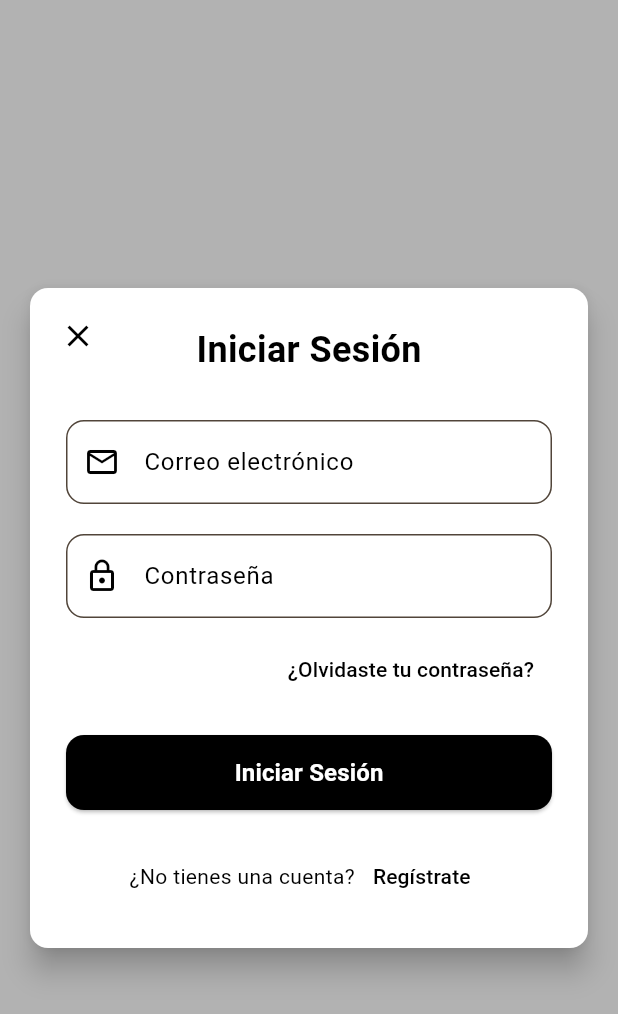
After one commit to carloss4dv/barrera_cero_flutter, a Flutter app: the LoginPage screen opened directly, on a phone screen of 412 x 824 dp. The commit adds this screen. Shown: the top 1014 px of the screen. Run offline on Flutter 3.47's test engine with Material 3 defaults, Android fonts, the phone set to English and light mode, and no system bars; our stand-ins replace flutter_bloc, flutter_map, freezed_annotation, get_it, latlong2, result_dart; missing offline and left inert: result_type; statements that could not run were skipped.

Commit message:
login page implemented

```diff
--- a/lib/features/map/presentation/widgets/accessibility_filter.dart
+++ b/lib/features/map/presentation/widgets/accessibility_filter.dart
@@ -1,4 +1,5 @@
 import 'package:flutter/material.dart';
+import '../../../../pages/login_page.dart';
 
 class AccessibilityFilter extends StatefulWidget {
   final Function(int) onFilterChanged;
@@ -70,7 +71,14 @@ class _AccessibilityFilterState extends State<AccessibilityFilter> {
                 ),
                 child: TextButton(
                   onPressed: () {
-                    // TODO: Implement login functionality
+                    Navigator.of(context).push(
+                      PageRouteBuilder(
+                        opaque: false,
+                        pageBuilder: (BuildContext context, _, __) {
+                          return const LoginPage();
+                        },
+                      ),
+                    );
                   },
                   child: const Text(
                     'Iniciar sesión',
--- /dev/null
+++ b/lib/pages/login_page.dart
@@ -0,0 +1,144 @@
+import 'package:flutter/material.dart';
+import 'dart:ui';
+
+class LoginPage extends StatelessWidget {
+  const LoginPage({Key? key}) : super(key: key);
+
+  @override
+  Widget build(BuildContext context) {
+    return Scaffold(
+      backgroundColor: Colors.transparent,
+      body: Stack(
+        children: [
+          // Blurred background
+          BackdropFilter(
+            filter: ImageFilter.blur(sigmaX: 5, sigmaY: 5),
+            child: Container(
+              color: Colors.black.withOpacity(0.3),
+            ),
+          ),
+          // Login content
+          Center(
+            child: Card(
+              color: Colors.white,
+              margin: const EdgeInsets.all(20),
+              elevation: 8,
+              child: Stack(
+                children: [
+                  // Close button
+                  Positioned(
+                    top: 8,
+                    left: 8,
+                    child: IconButton(
+                      icon: const Icon(Icons.close, color: Colors.black, size: 24),
+                      onPressed: () => Navigator.of(context).pop(),
+                    ),
+                  ),
+                  // Content
+                  Padding(
+                    padding: const EdgeInsets.all(24.0),
+                    child: ConstrainedBox(
+                      constraints: const BoxConstraints(maxWidth: 400),
+                      child: Column(
+                        mainAxisSize: MainAxisSize.min,
+                        children: [
+                          const Text(
+                            'Iniciar Sesión',
+                            style: TextStyle(
+                              fontSize: 24,
+                              fontWeight: FontWeight.bold,
+                              color: Colors.black,
+                            ),
+                          ),
+                          const SizedBox(height: 30),
+                          TextFormField(
+                            style: const TextStyle(color: Colors.black),
+                            decoration: InputDecoration(
+                              labelText: 'Correo electrónico',
+                              labelStyle: const TextStyle(color: Colors.black),
+                              prefixIcon: const Icon(Icons.email_outlined, color: Colors.black),
+                              border: OutlineInputBorder(
+                                borderRadius: BorderRadius.circular(12),
+                              ),
+                              fillColor: Colors.white,
+                              filled: true,
+                            ),
+                          ),
+                          const SizedBox(height: 20),
+                          TextFormField(
+                            style: const TextStyle(color: Colors.black),
+                            obscureText: true,
+                            decoration: InputDecoration(
+                              labelText: 'Contraseña',
+                              labelStyle: const TextStyle(color: Colors.black),
+                              prefixIcon: const Icon(Icons.lock_outline, color: Colors.black),
+                              border: OutlineInputBorder(
+                                borderRadius: BorderRadius.circular(12),
+                              ),
+                              fillColor: Colors.white,
+                              filled: true,
+                            ),
+                          ),
+                          const SizedBox(height: 10),
+                          Align(
+                            alignment: Alignment.centerRight,
+                            child: TextButton(
+                              onPressed: () {},
+                              child: const Text(
+                                '¿Olvidaste tu contraseña?',
+                                style: TextStyle(color: Colors.black),
+                              ),
+                            ),
+                          ),
+                          const SizedBox(height: 20),
+                          SizedBox(
+                            width: double.infinity,
+                            height: 50,
+                            child: ElevatedButton(
+                              onPressed: () {},
+                              style: ElevatedButton.styleFrom(
+                                foregroundColor: Colors.white,
+                                backgroundColor: Colors.black,
+                                shape: RoundedRectangleBorder(
+                                  borderRadius: BorderRadius.circular(12),
+                                ),
+                              ),
+                              child: const Text(
+                                'Iniciar Sesión',
+                                style: TextStyle(
+                                  fontSize: 16,
+                                  fontWeight: FontWeight.bold,
+                                ),
+                              ),
+                            ),
+                          ),
+                          const SizedBox(height: 20),
+                          Row(
+                            mainAxisAlignment: MainAxisAlignment.center,
+                            children: [
+                              const Text(
+                                '¿No tienes una cuenta?',
+                                style: TextStyle(color: Colors.black),
+                              ),
+                              TextButton(
+                                onPressed: () {},
+                                child: const Text(
+                                  'Regístrate',
+                                  style: TextStyle(color: Colors.black),
+                                ),
+                              ),
+                            ],
+                          ),
+                        ],
+                      ),
+                    ),
+                  ),
+                ],
+              ),
+            ),
+          ),
+        ],
+      ),
+    );
+  }
+}
```
